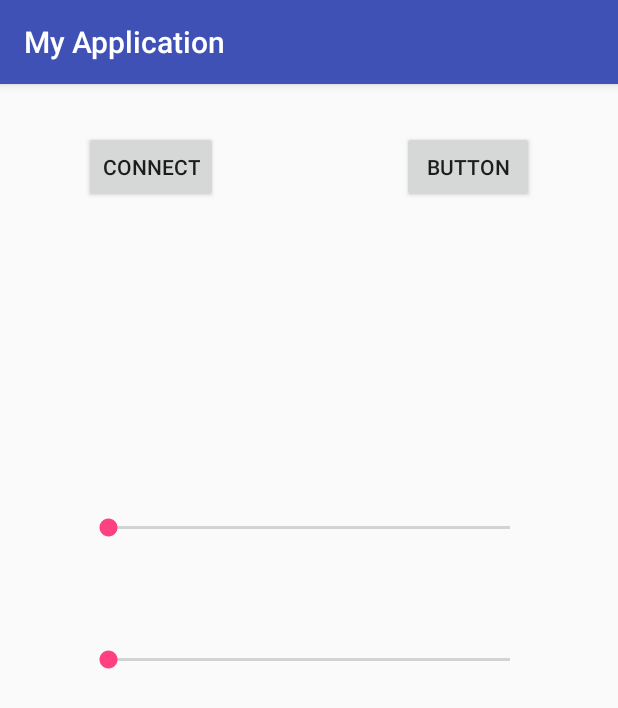
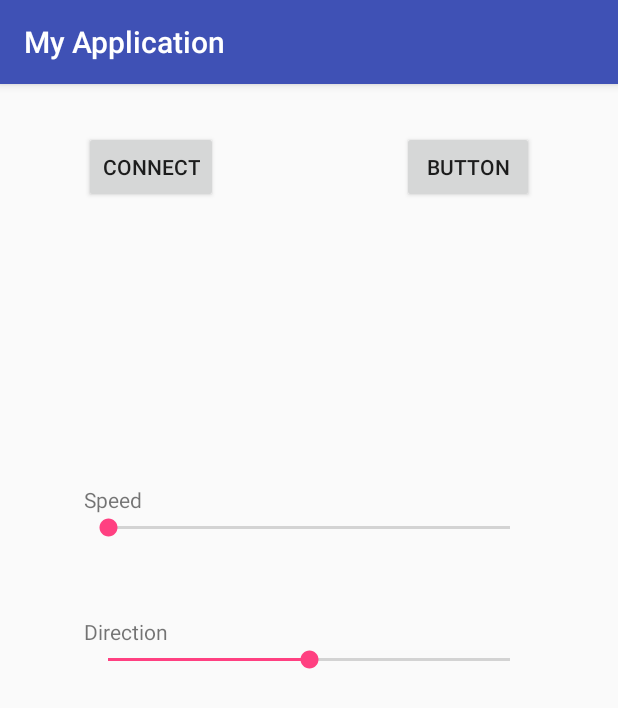
Before and after one commit to Sam-567/RpiCar, an Android app: the screen it shows after launch (MainActivity), on a phone screen of 412 x 824 dp. Shown: the top 708 px of the screen. Run offline under Robolectric (Android 15) with nearby library versions, the phone set to English and light mode, and no system bars.

Commit message:
controller written

```diff
--- a/PhoneController/app/src/main/res/layout/activity_main.xml
+++ b/PhoneController/app/src/main/res/layout/activity_main.xml
@@ -10,20 +10,27 @@
         android:id="@+id/seekBar"
         android:layout_width="300dp"
         android:layout_height="wrap_content"
+        android:layout_alignStart="@+id/seekBar3"
+        android:layout_centerVertical="true"
+        android:max="200"
+        android:onClick="Turn"
+
+        android:progress="100"
         tools:layout_editor_absoluteX="42dp"
-        tools:layout_editor_absoluteY="153dp"
-        android:layout_centerVertical="true"
-        android:layout_alignStart="@+id/seekBar3" />
+        tools:layout_editor_absoluteY="153dp" />
 
     <SeekBar
         android:id="@+id/seekBar3"
         android:layout_width="300dp"
         android:layout_height="wrap_content"
-        tools:layout_editor_absoluteX="42dp"
-        tools:layout_editor_absoluteY="237dp"
         android:layout_above="@+id/seekBar"
         android:layout_centerHorizontal="true"
-        android:layout_marginBottom="70dp" />
+        android:layout_marginBottom="70dp"
+        android:max="100"
+        android:onClick="ChangeSpeed"
+
+        tools:layout_editor_absoluteX="42dp"
+        tools:layout_editor_absoluteY="237dp" />
 
     <Button
         android:id="@+id/ConnectButton"
@@ -48,9 +55,25 @@
         android:text="Button"
         tools:layout_editor_absoluteY="51dp"
         app:layout_constraintRight_toRightOf="parent"
-        app:layout_constraintLeft_toRightOf="@+id/button"
+        app:layout_constraintLeft_toRightOf="@+id/ConnectButton"
         android:layout_marginTop="31dp"
         android:layout_alignParentTop="true"
         android:layout_alignEnd="@+id/seekBar3" />
 
+    <TextView
+        android:id="@+id/textView"
+        android:layout_width="wrap_content"
+        android:layout_height="wrap_content"
+        android:layout_above="@+id/seekBar3"
+        android:layout_alignStart="@+id/seekBar"
+        android:text="Speed" />
+
+    <TextView
+        android:id="@+id/textView3"
+        android:layout_width="wrap_content"
+        android:layout_height="wrap_content"
+        android:layout_above="@+id/seekBar"
+        android:layout_alignStart="@+id/seekBar"
+        android:text="Direction" />
+
 </RelativeLayout>
```
Also changed, not shown: PhoneController/app/src/main/java/alchemist/myapplication/MainActivity.java (+59 -2 lines), 4 other files.
